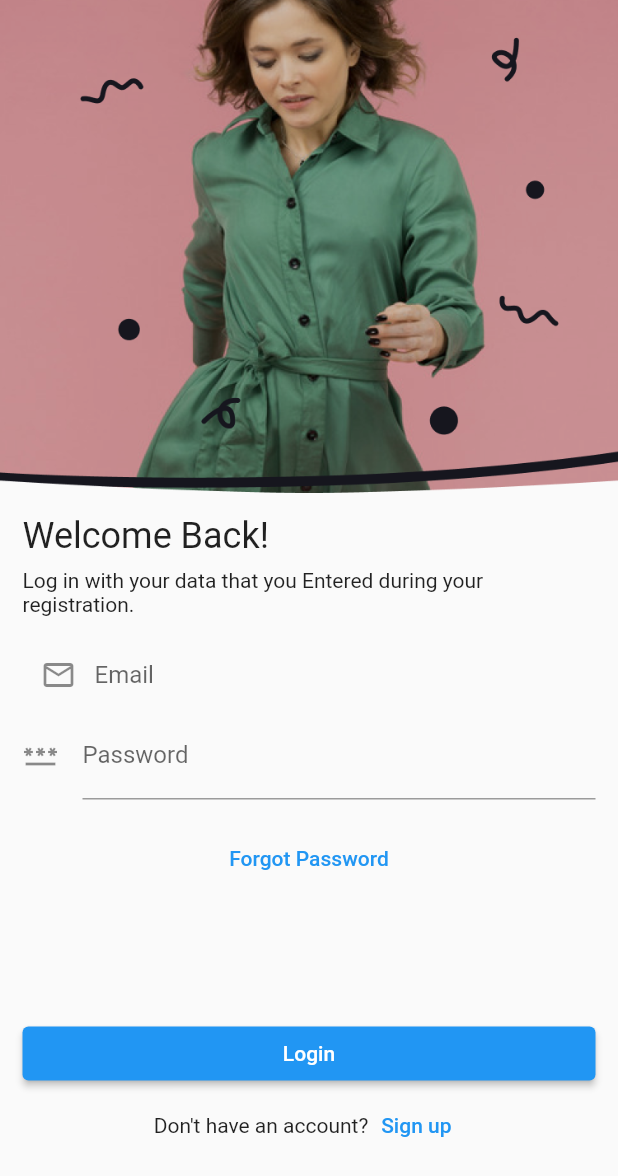
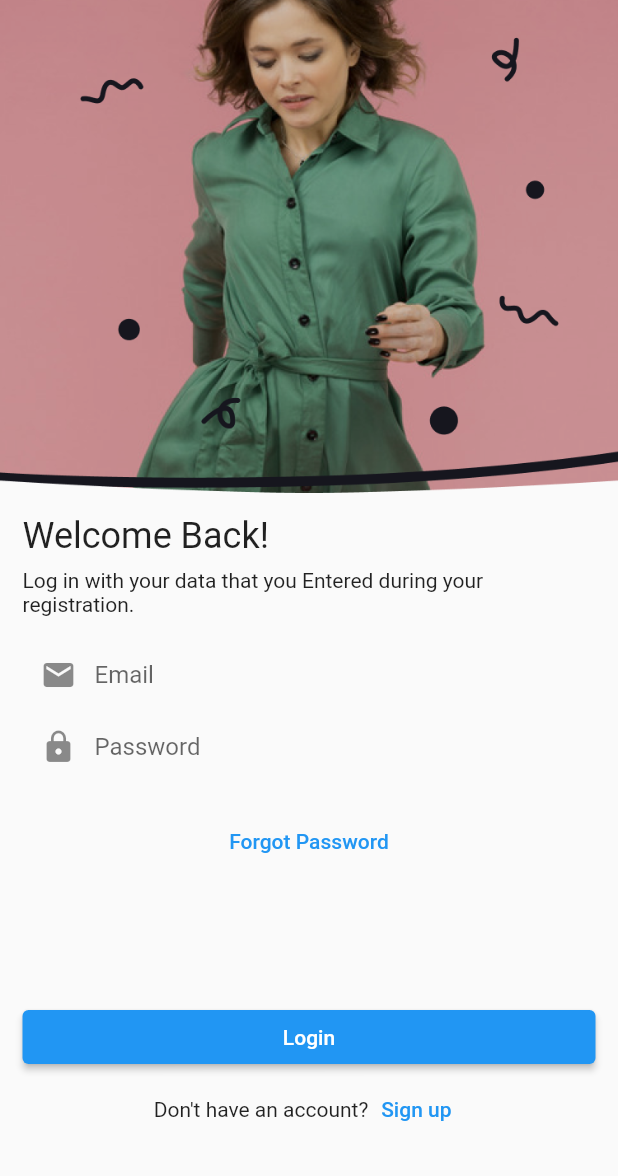
Before and after one commit to Hamza-Nasser/shop-app-cloned, a Flutter app: the screen it shows after launch, on a phone screen of 412 x 824 dp. Shown: the top 1176 px of the screen. Run offline on Flutter 3.47's test engine with Material 2 defaults, Android fonts, the phone set to English and light mode, and no system bars; our stand-ins replace cached_network_image.

Commit message:
Primary edits

```diff
--- a/lib/main.dart
+++ b/lib/main.dart
@@ -1,9 +1,9 @@
 import 'package:flutter/material.dart';
 import 'package:shop_cloned/route/router.dart' as router;
 import 'package:shop_cloned/route/route_constants.dart';
+//import 'package:shared_preferences/shared_preferences.dart';
 
 void main() {
-  //examining git issue
   runApp(const MyApp());
 }
 
@@ -12,12 +12,15 @@ class MyApp extends StatelessWidget {
 
   @override
   Widget build(BuildContext context) {
+    bool isAuthenticated = false;
     return MaterialApp(
       title: 'Flutter Shop',
       theme: ThemeData.light(),
       themeMode: ThemeMode.light,
       onGenerateRoute: router.generateRoute,
-      initialRoute: loginScreenRoute,
+      initialRoute: isAuthenticated
+          ? homeScreenRoute
+          : loginScreenRoute, //the dead code appear here because isAuthenticated is always false.
     );
   }
 }
--- a/lib/screens/auth/views/components/login_form.dart
+++ b/lib/screens/auth/views/components/login_form.dart
@@ -23,7 +23,7 @@ class _LoginFormState extends State<LoginForm> {
             controller: _emailController,
             keyboardType: TextInputType.emailAddress,
             decoration: const InputDecoration(
-                prefixIcon: Icon(Icons.email_outlined),
+                prefixIcon: Icon(Icons.email),
                 contentPadding: EdgeInsets.all(8.0),
                 enabledBorder: OutlineInputBorder(borderSide: BorderSide.none),
                 labelText: 'Email',
@@ -39,7 +39,11 @@ class _LoginFormState extends State<LoginForm> {
             controller: _passwordController,
             keyboardType: TextInputType.emailAddress,
             decoration: const InputDecoration(
-                icon: Icon(Icons.password), labelText: 'Password'),
+                labelText: 'Password',
+                prefixIcon: Icon(Icons.lock),
+                contentPadding: EdgeInsets.all(8.0),
+                enabledBorder: OutlineInputBorder(borderSide: BorderSide.none),
+                focusedBorder: OutlineInputBorder()),
             validator: (text) {
               if (text!.isEmpty) {
                 return 'Please Enter a valid data';
--- a/pubspec.yaml
+++ b/pubspec.yaml
@@ -35,6 +35,7 @@ dependencies:
   # Use with the CupertinoIcons class for iOS style icons.
   cupertino_icons: ^1.0.2
   cached_network_image: ^3.2.0
+  shared_preferences: ^2.0.15
 
 dev_dependencies:
   flutter_test:
```
Also changed, not shown: pubspec.lock.
